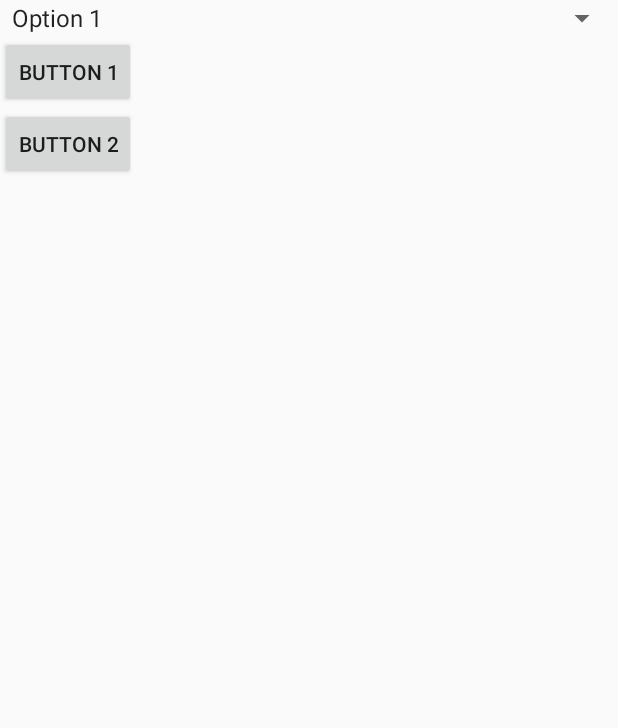
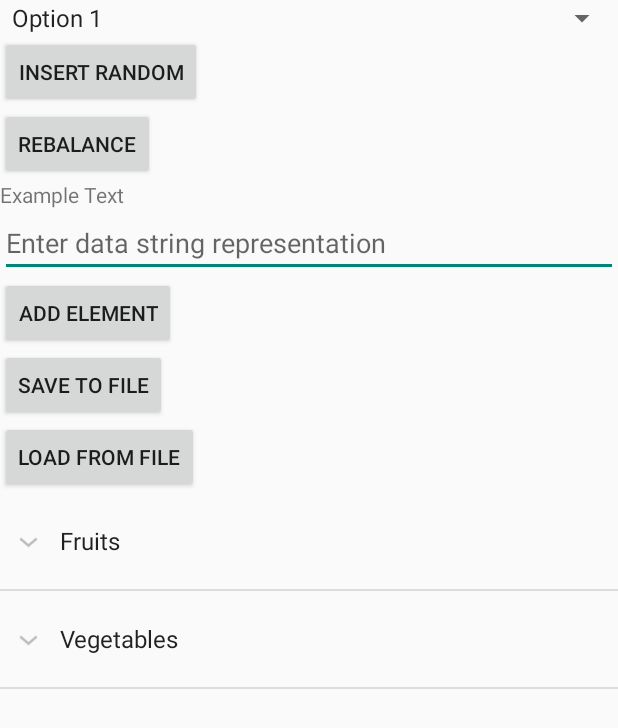
Before and after one commit to Medveddo/nstu_se_md, an Android app built with Jetpack Compose: the screen it shows after launch (MainActivity), on a phone screen of 412 x 824 dp. Shown: the top 728 px of the screen. Run offline under Robolectric (Android 15) with nearby library versions, the phone set to English and light mode, and no system bars.

Commit message:
2term jvmWorld 3lab android compiled breakpoint

```diff
--- a/2term/jvmWorld/MyApplication/app/build.gradle
+++ b/2term/jvmWorld/MyApplication/app/build.gradle
@@ -58,6 +58,8 @@ dependencies {
     implementation 'androidx.compose.ui:ui-tooling-preview'
     implementation 'androidx.compose.material3:material3'
 
+    implementation 'net.jemzart:jsonkraken:2.0.0'
+
     implementation 'androidx.appcompat:appcompat:1.4.0'
     implementation 'androidx.core:core-ktx:1.7.0'
 
--- a/2term/jvmWorld/MyApplication/app/src/main/java/com/example/myapplication/MainActivity.kt
+++ b/2term/jvmWorld/MyApplication/app/src/main/java/com/example/myapplication/MainActivity.kt
@@ -9,38 +9,93 @@ import android.widget.Spinner
 import androidx.appcompat.app.AppCompatActivity
 import android.widget.Toast
 
+import android.widget.ExpandableListAdapter
+import android.widget.ExpandableListView
+
+
+import android.widget.*
+
 class MainActivity : AppCompatActivity() {
 
     override fun onCreate(savedInstanceState: Bundle?) {
+
         super.onCreate(savedInstanceState)
         setContentView(R.layout.activity_main)
 
         val spinner: Spinner = findViewById(R.id.spinner)
-        val button1: Button = findViewById(R.id.button1)
-        val button2: Button = findViewById(R.id.button2)
+        val insertRandomButton: Button = findViewById(R.id.insertRandomButton)
+        val rebalanceButton: Button = findViewById(R.id.rebalanceButton)
+        val elementRepresentationExample: TextView = findViewById(R.id.elementRepresentationExample)
+        val inputDataField: EditText = findViewById(R.id.inputDataField)
+        val addElementButton: Button = findViewById(R.id.addElementButton)
+        val saveToFileButton: Button = findViewById(R.id.saveToFileButton)
+        val loadFromFileButton: Button = findViewById(R.id.loadFromFileButton)
+        val expandableListView: ExpandableListView = findViewById(R.id.expandableListView)
 
-        // Populate Spinner with items
-        val items = arrayOf("Option 1", "Option 2", "Option 3")
-        val adapter = ArrayAdapter(this, android.R.layout.simple_spinner_item, items)
+        // Populate the Spinner with options
+        val options = arrayOf("Option 1", "Option 2", "Option 3")
+        val adapter = ArrayAdapter(this, android.R.layout.simple_spinner_item, options)
         spinner.adapter = adapter
 
-        // Set an on item selected listener for spinner
-        spinner.onItemSelectedListener = object : AdapterView.OnItemSelectedListener {
-            override fun onItemSelected(parent: AdapterView<*>, view: View, position: Int, id: Long) {
-                val item = parent.getItemAtPosition(position).toString()
-                Toast.makeText(this@MainActivity, "Selected: $item", Toast.LENGTH_SHORT).show()
-            }
-
-            override fun onNothingSelected(parent: AdapterView<*>) {}
+        // Setup click listeners for buttons
+        insertRandomButton.setOnClickListener {
+            // Code to insert random element in binary tree
         }
 
-        // Set click listener for the buttons
-        button1.setOnClickListener {
-            Toast.makeText(this, "Button 1 clicked", Toast.LENGTH_SHORT).show()
+        rebalanceButton.setOnClickListener {
+            // Code to rebalance the binary tree
         }
 
-        button2.setOnClickListener {
-            Toast.makeText(this, "Button 2 clicked", Toast.LENGTH_SHORT).show()
+        addElementButton.setOnClickListener {
+            // Code to add an element from the input field to the binary tree
         }
+
+        saveToFileButton.setOnClickListener {
+            // Code to save the binary tree to a file
+        }
+
+        loadFromFileButton.setOnClickListener {
+            // Code to load the binary tree from a file
+        }
+
+        // Setup the ExpandableListView with groups and children
+        val headers = listOf("Root")
+        val children = listOf(listOf("Child 1", "Child 2"))
+//        val expandableListView: ExpandableListView = findViewById(R.id.expandableListView)
+
+        // Sample data
+        val groupData = listOf(
+            mapOf("parent" to "Fruits"),
+            mapOf("parent" to "Vegetables")
+        )
+
+        val childData = listOf(
+            listOf(
+                mapOf("child" to "Apple"),
+                mapOf("child" to "Banana"),
+                mapOf("child" to "Cherry")
+            ),
+            listOf(
+                mapOf("child" to "Carrot"),
+                mapOf("child" to "Lettuce"),
+                mapOf("child" to "Potato")
+            )
+        )
+
+        // Create an ExpandableListAdapter
+        val adapter2: ExpandableListAdapter = SimpleExpandableListAdapter(
+            this,
+            groupData,
+            android.R.layout.simple_expandable_list_item_1,
+            arrayOf("parent"),
+            intArrayOf(android.R.id.text1),
+            childData,
+            android.R.layout.simple_expandable_list_item_2,
+            arrayOf("child"),
+            intArrayOf(android.R.id.text1)
+        )
+
+        // Set the adapter to the ExpandableListView
+        expandableListView.setAdapter(adapter2)
     }
 }
--- /dev/null
+++ b/2term/jvmWorld/MyApplication/app/src/main/java/com/example/myapplication/Node.kt
@@ -0,0 +1,4 @@
+package com.example.myapplication
+
+// Node.kt
+class Node<T>(var value: T, var left: Node<T>? = null, var right: Node<T>? = null)
--- a/2term/jvmWorld/MyApplication/app/src/main/res/layout/activity_main.xml
+++ b/2term/jvmWorld/MyApplication/app/src/main/res/layout/activity_main.xml
@@ -13,15 +13,51 @@
         android:layout_height="wrap_content" />
 
     <Button
-        android:id="@+id/button1"
+        android:id="@+id/insertRandomButton"
         android:layout_width="wrap_content"
         android:layout_height="wrap_content"
-        android:text="Button 1" />
+        android:text="Insert Random" />
 
     <Button
-        android:id="@+id/button2"
+        android:id="@+id/rebalanceButton"
         android:layout_width="wrap_content"
         android:layout_height="wrap_content"
-        android:text="Button 2" />
+        android:text="Rebalance" />
+
+    <TextView
+        android:id="@+id/elementRepresentationExample"
+        android:layout_width="wrap_content"
+        android:layout_height="wrap_content"
+        android:text="Example Text" />
+
+    <EditText
+        android:id="@+id/inputDataField"
+        android:layout_width="match_parent"
+        android:layout_height="wrap_content"
+        android:hint="Enter data string representation" />
+
+    <Button
+        android:id="@+id/addElementButton"
+        android:layout_width="wrap_content"
+        android:layout_height="wrap_content"
+        android:text="Add Element" />
+
+    <Button
+        android:id="@+id/saveToFileButton"
+        android:layout_width="wrap_content"
+        android:layout_height="wrap_content"
+        android:text="Save to file" />
+
+    <Button
+        android:id="@+id/loadFromFileButton"
+        android:layout_width="wrap_content"
+        android:layout_height="wrap_content"
+        android:text="Load from file" />
+
+    <ExpandableListView
+        android:id="@+id/expandableListView"
+        android:layout_width="match_parent"
+        android:layout_height="match_parent"/>
+
 
 </LinearLayout>
```
Also changed, not shown: 2term/jvmWorld/MyApplication/app/src/main/java/com/example/myapplication/Btree.kt (added, +204 -0 lines), 2term/jvmWorld/MyApplication/app/src/main/java/com/example/myapplication/CustomTypeInterface.kt (added, +18 -0 lines), 2term/jvmWorld/MyApplication/app/src/main/java/com/example/myapplication/GeoCoordinate.kt (added, +57 -0 lines), 2term/jvmWorld/MyApplication/app/src/main/java/com/example/myapplication/Point2D.kt (added, +58 -0 lines), 2term/jvmWorld/MyApplication/app/src/main/java/com/example/myapplication/TreeProvider.kt (added, +65 -0 lines).
